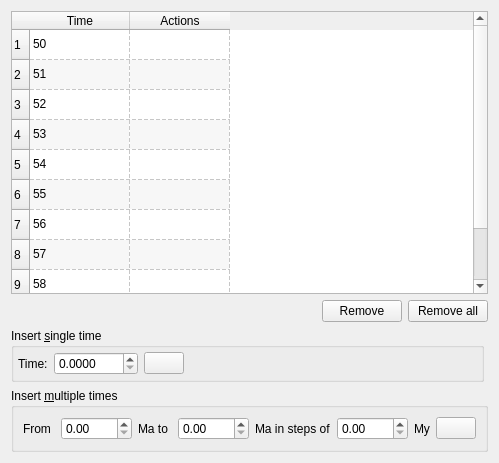
First picture: the form in src/qt-widgets/EditTimeSequenceWidgetUi.ui, repository GPlates/GPlates, before the edit.
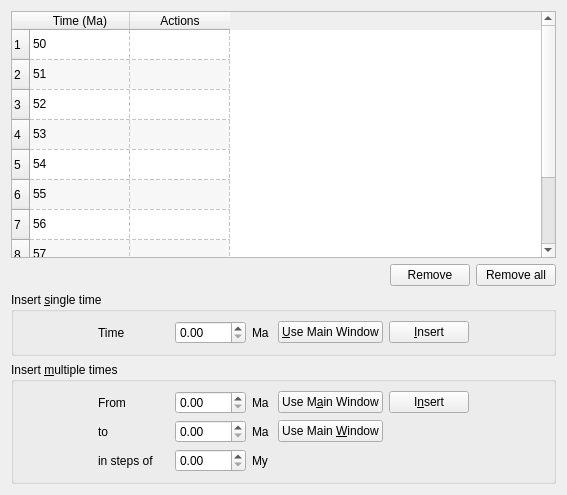
Second picture: the form after the edit. Icons and pictures are not drawn.

```diff
--- a/src/qt-widgets/EditTimeSequenceWidgetUi.ui
+++ b/src/qt-widgets/EditTimeSequenceWidgetUi.ui
@@ -6,8 +6,8 @@
    <rect>
     <x>0</x>
     <y>0</y>
-    <width>495</width>
-    <height>463</height>
+    <width>567</width>
+    <height>495</height>
    </rect>
   </property>
   <property name="windowTitle">
@@ -62,7 +62,7 @@
      <row/>
      <column>
       <property name="text">
-       <string>Time</string>
+       <string>Time (Ma)</string>
       </property>
      </column>
      <column>
@@ -154,11 +154,6 @@
     </layout>
    </item>
    <item row="3" column="0">
-    <layout class="QHBoxLayout">
-     <property name="rightMargin">
-      <number>4</number>
-     </property>
-     <item>
       <widget class="QGroupBox" name="groupbox_insert_time">
        <property name="title">
         <string>Insert &amp;single time</string>
@@ -166,21 +161,46 @@
        <property name="flat">
         <bool>true</bool>
        </property>
-       <layout class="QHBoxLayout">
-        <property name="margin">
-         <number>4</number>
+     <layout class="QHBoxLayout" name="horizontalLayout_2">
+      <item>
+       <spacer name="horizontalSpacer_2">
+        <property name="orientation">
+         <enum>Qt::Horizontal</enum>
         </property>
+        <property name="sizeHint" stdset="0">
+         <size>
+          <width>96</width>
+          <height>20</height>
+         </size>
+        </property>
+       </spacer>
+      </item>
         <item>
          <widget class="QLabel" name="label_time">
+        <property name="sizePolicy">
+         <sizepolicy hsizetype="Fixed" vsizetype="Preferred">
+          <horstretch>0</horstretch>
+          <verstretch>0</verstretch>
+         </sizepolicy>
+        </property>
+        <property name="minimumSize">
+         <size>
+          <width>71</width>
+          <height>0</height>
+         </size>
+        </property>
+        <property name="layoutDirection">
+         <enum>Qt::RightToLeft</enum>
+        </property>
           <property name="text">
-           <string>Time:</string>
+         <string>Time</string>
           </property>
          </widget>
         </item>
         <item>
          <widget class="QDoubleSpinBox" name="spinbox_time">
           <property name="decimals">
-           <number>4</number>
+         <number>2</number>
           </property>
           <property name="minimum">
            <double>0.000000000000000</double>
@@ -190,14 +210,24 @@
           </property>
          </widget>
         </item>
+      <item>
+       <widget class="QLabel" name="label_to_2">
+        <property name="text">
+         <string>Ma </string>
+        </property>
+       </widget>
+      </item>
+      <item>
+       <widget class="QPushButton" name="button_use_main_single">
+        <property name="text">
+         <string>&amp;Use Main Window</string>
+        </property>
+       </widget>
+      </item>
         <item>
          <widget class="QPushButton" name="button_insert_single">
           <property name="text">
-           <string/>
-          </property>
-          <property name="icon">
-           <iconset resource="../qt-resources/qt_widgets.qrc">
-            <normaloff>:/tango_list_add_22.png</normaloff>:/tango_list_add_22.png</iconset>
+         <string>&amp;Insert</string>
           </property>
           <property name="iconSize">
            <size>
@@ -214,7 +244,7 @@
           </property>
           <property name="sizeHint" stdset="0">
            <size>
-            <width>40</width>
+          <width>96</width>
             <height>20</height>
            </size>
           </property>
@@ -222,8 +252,6 @@
         </item>
        </layout>
       </widget>
-     </item>
-    </layout>
    </item>
    <item row="4" column="0">
     <widget class="QGroupBox" name="groupbox_insert_times">
@@ -235,84 +263,148 @@
      </property>
      <layout class="QGridLayout" name="gridLayout">
       <item row="0" column="0">
-       <widget class="QLabel" name="label_from">
-        <property name="text">
-         <string>From </string>
+       <spacer name="horizontalSpacer_3">
+        <property name="orientation">
+         <enum>Qt::Horizontal</enum>
         </property>
-       </widget>
+        <property name="sizeHint" stdset="0">
+         <size>
+          <width>40</width>
+          <height>20</height>
+         </size>
+        </property>
+       </spacer>
       </item>
       <item row="0" column="1">
-       <widget class="QDoubleSpinBox" name="spinbox_from_time">
-        <property name="maximum">
-         <double>9999.000000000000000</double>
+       <widget class="QLabel" name="label_from">
+        <property name="minimumSize">
+         <size>
+          <width>71</width>
+          <height>0</height>
+         </size>
+        </property>
+        <property name="layoutDirection">
+         <enum>Qt::RightToLeft</enum>
+        </property>
+        <property name="text">
+         <string>From</string>
         </property>
        </widget>
       </item>
       <item row="0" column="2">
-       <widget class="QLabel" name="label_to">
-        <property name="text">
-         <string>Ma to </string>
+       <widget class="QDoubleSpinBox" name="spinbox_from_time">
+        <property name="maximum">
+         <double>9999.000000000000000</double>
         </property>
        </widget>
       </item>
       <item row="0" column="3">
-       <widget class="QDoubleSpinBox" name="spinbox_to_time">
-        <property name="maximum">
-         <double>9999.000000000000000</double>
+       <widget class="QLabel" name="label_to">
+        <property name="text">
+         <string>Ma </string>
         </property>
        </widget>
       </item>
       <item row="0" column="4">
-       <widget class="QLabel" name="label_steps">
+       <widget class="QPushButton" name="button_use_main_from">
         <property name="text">
-         <string>Ma in steps of</string>
+         <string>Use M&amp;ain Window</string>
         </property>
        </widget>
       </item>
       <item row="0" column="5">
-       <widget class="QDoubleSpinBox" name="spinbox_step_time">
-        <property name="maximum">
-         <double>9999.000000000000000</double>
+       <widget class="QPushButton" name="button_insert_multiple">
+        <property name="text">
+         <string>I&amp;nsert</string>
+        </property>
+        <property name="iconSize">
+         <size>
+          <width>22</width>
+          <height>22</height>
+         </size>
         </property>
        </widget>
       </item>
       <item row="0" column="6">
+       <spacer name="horizontalSpacer_4">
+        <property name="orientation">
+         <enum>Qt::Horizontal</enum>
+        </property>
+        <property name="sizeHint" stdset="0">
+         <size>
+          <width>40</width>
+          <height>20</height>
+         </size>
+        </property>
+       </spacer>
+      </item>
+      <item row="1" column="1">
+       <widget class="QLabel" name="label">
+        <property name="minimumSize">
+         <size>
+          <width>71</width>
+          <height>0</height>
+         </size>
+        </property>
+        <property name="layoutDirection">
+         <enum>Qt::RightToLeft</enum>
+        </property>
+        <property name="text">
+         <string>to</string>
+        </property>
+       </widget>
+      </item>
+      <item row="1" column="2">
+       <widget class="QDoubleSpinBox" name="spinbox_to_time">
+        <property name="maximum">
+         <double>9999.000000000000000</double>
+        </property>
+       </widget>
+      </item>
+      <item row="1" column="3">
+       <widget class="QLabel" name="label_steps">
+        <property name="text">
+         <string>Ma </string>
+        </property>
+       </widget>
+      </item>
+      <item row="1" column="4">
+       <widget class="QPushButton" name="button_use_main_to">
+        <property name="text">
+         <string>Use Main &amp;Window</string>
+        </property>
+       </widget>
+      </item>
+      <item row="2" column="1">
+       <widget class="QLabel" name="label_2">
+        <property name="minimumSize">
+         <size>
+          <width>71</width>
+          <height>0</height>
+         </size>
+        </property>
+        <property name="layoutDirection">
+         <enum>Qt::RightToLeft</enum>
+        </property>
+        <property name="text">
+         <string>in steps of</string>
+        </property>
+       </widget>
+      </item>
+      <item row="2" column="2">
+       <widget class="QDoubleSpinBox" name="spinbox_step_time">
+        <property name="maximum">
+         <double>9999.000000000000000</double>
+        </property>
+       </widget>
+      </item>
+      <item row="2" column="3">
        <widget class="QLabel" name="label_ma">
         <property name="text">
          <string>My</string>
         </property>
        </widget>
       </item>
-      <item row="0" column="7">
-       <spacer>
-        <property name="orientation">
-         <enum>Qt::Horizontal</enum>
-        </property>
-        <property name="sizeHint" stdset="0">
-         <size>
-          <width>21</width>
-          <height>20</height>
-         </size>
-        </property>
-       </spacer>
-      </item>
-      <item row="0" column="8">
-       <widget class="QPushButton" name="button_insert_multiple">
-        <property name="text">
-         <string/>
-        </property>
-        <property name="icon">
-         <iconset resource="../qt-resources/qt_widgets.qrc">
-          <normaloff>:/tango_list_add_22.png</normaloff>:/tango_list_add_22.png</iconset>
-        </property>
-        <property name="iconSize">
-         <size>
-          <width>22</width>
-          <height>22</height>
-         </size>
-        </property>
-       </widget>
-      </item>
      </layout>
     </widget>
    </item>
```
Left out of the diff: 19 changed lines with no effect on the pictures. Lines whose indentation alone changed are shown as unchanged.
